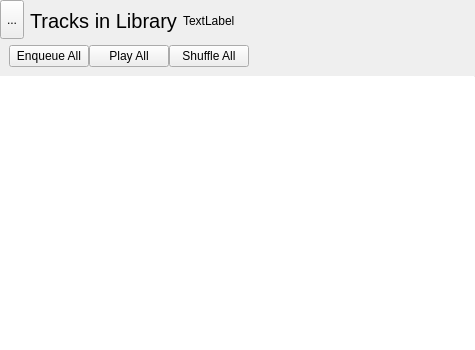
theCheeseboard/theBeat, file plugins/PodcastPlugin/widgets/podcastlistingwidget.ui: the form before one commit.
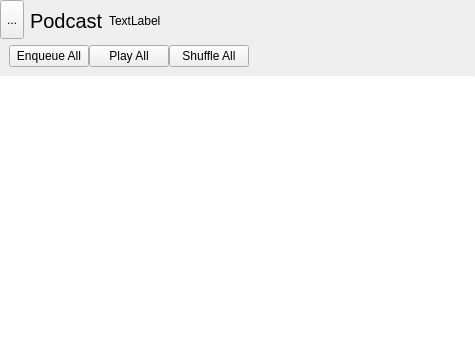
The form after the commit. Icons and pictures are not drawn.

Commit message: Nicer podcast episode listing

```diff
--- a/plugins/PodcastPlugin/widgets/podcastlistingwidget.ui
+++ b/plugins/PodcastPlugin/widgets/podcastlistingwidget.ui
@@ -106,7 +106,7 @@
              </font>
             </property>
             <property name="text">
-             <string>Tracks in Library</string>
+             <string notr="true">Podcast</string>
             </property>
            </widget>
           </item>
```
Left out of the diff: 2 changed lines with no effect on the pictures. The commit also changes 13 other files.
